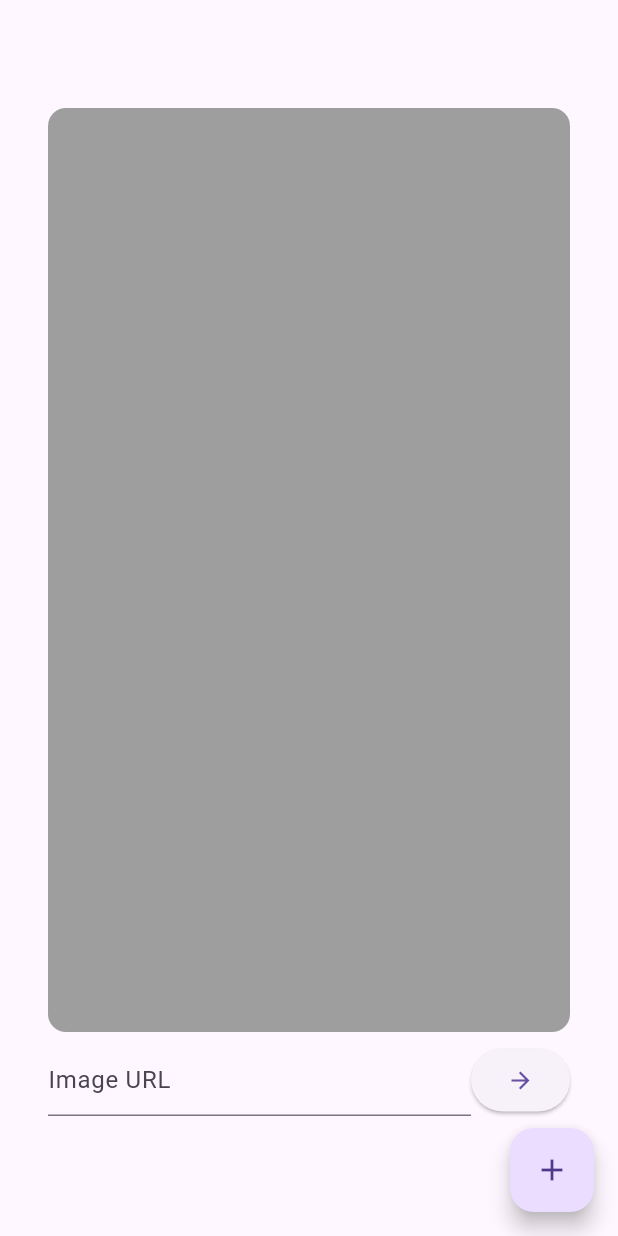
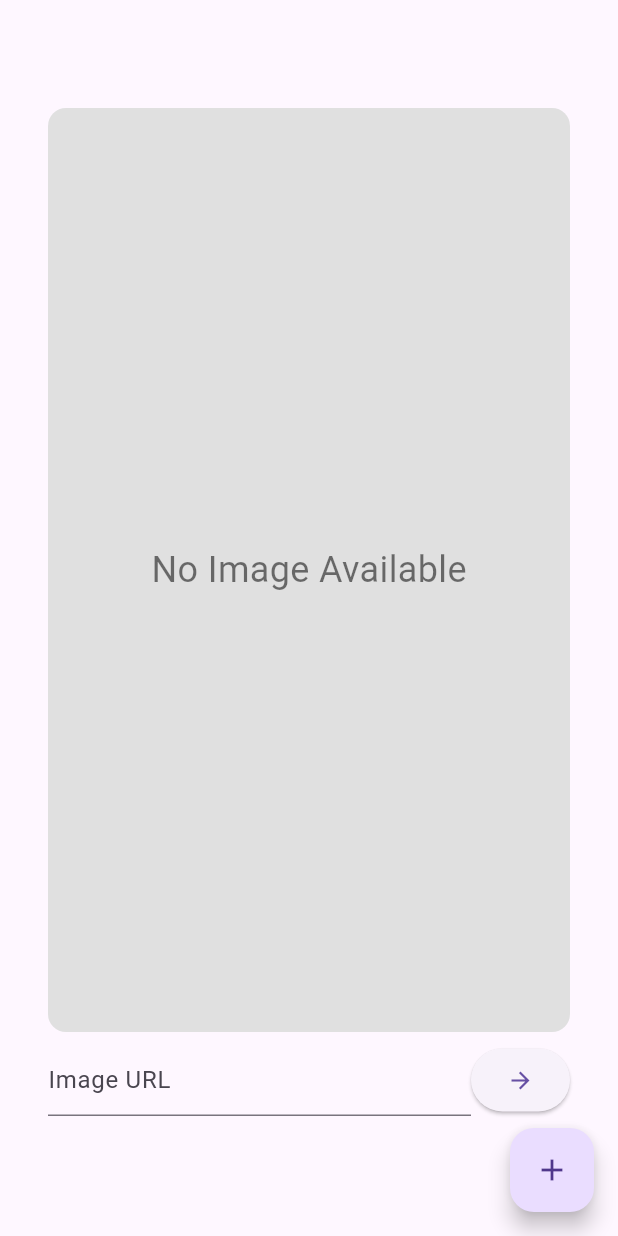
Before and after one commit to riteshsinha1234/technical-task, a Flutter app: the screen it shows after launch, after a tap on the "arrow forward" icon, on a phone screen of 412 x 824 dp. Run offline on Flutter 3.47's test engine with Material 3 defaults, Android fonts, the phone set to English and light mode, and no system bars; our stand-ins replace get.

Commit message:
impage added done

```diff
--- a/lib/home/home_view.dart
+++ b/lib/home/home_view.dart
@@ -1,7 +1,22 @@
 import 'package:flutter/material.dart';
 
-class HomeView extends StatelessWidget {
+class HomeView extends StatefulWidget {
   const HomeView({super.key});
+
+  @override
+  _HomeViewState createState() => _HomeViewState();
+}
+
+class _HomeViewState extends State<HomeView> {
+  String imageUrl = ''; // Initialize with an empty string
+  final TextEditingController _controller = TextEditingController();
+
+  void _updateImageUrl() {
+    setState(() {
+      imageUrl = _controller
+          .text; // Update the image URL with the text from the TextField
+    });
+  }
 
   @override
   Widget build(BuildContext context) {
@@ -13,28 +28,62 @@ class HomeView extends StatelessWidget {
           mainAxisSize: MainAxisSize.min,
           children: [
             Expanded(
-              child: AspectRatio(
-                aspectRatio: 1,
-                child: Container(
-                  decoration: BoxDecoration(
-                    color: Colors.grey,
-                    borderRadius: BorderRadius.circular(12),
-                  ),
-                ),
+              child: ClipRRect(
+                borderRadius: BorderRadius.circular(12),
+                child: imageUrl.isNotEmpty // Check if the imageUrl is not empty
+                    ? Image.network(
+                        imageUrl,
+                        width: 500,
+                        height: 300,
+                        fit: BoxFit.cover,
+                        loadingBuilder: (context, child, loadingProgress) {
+                          if (loadingProgress == null) return child;
+                          return const Center(
+                              child: CircularProgressIndicator());
+                        },
+                        errorBuilder: (context, error, stackTrace) {
+                          return Column(
+                            mainAxisAlignment: MainAxisAlignment.center,
+                            children: [
+                              const Icon(Icons.error, color: Colors.red),
+                              const SizedBox(height: 10),
+                              const Text(
+                                "Error: your link is not working",
+                                style:
+                                    TextStyle(fontSize: 24, color: Colors.red),
+                              ),
+                            ],
+                          );
+                        },
+                      )
+                    : Container(
+                        width: 500,
+                        height: 300,
+                        color: Colors
+                            .grey[300], // Background color for the container
+                        child: const Center(
+                          child: Text(
+                            'No Image Available',
+                            style:
+                                TextStyle(fontSize: 24, color: Colors.black54),
+                          ),
+                        ),
+                      ),
               ),
             ),
             const SizedBox(height: 8),
             Row(
               children: [
-                const Expanded(
+                Expanded(
                   child: TextField(
-                    decoration: InputDecoration(hintText: 'Image URL'),
+                    controller:
+                        _controller, // Set the controller for the TextField
+                    decoration: const InputDecoration(hintText: 'Image URL'),
                   ),
                 ),
                 ElevatedButton(
-                  onPressed: () {
-                    // Handle the button press logic here.
-                  },
+                  onPressed:
+                      _updateImageUrl, // Call the method to update the image URL
                   child: const Padding(
                     padding: EdgeInsets.fromLTRB(0, 12, 0, 12),
                     child: Icon(Icons.arrow_forward),
@@ -47,9 +96,7 @@ class HomeView extends StatelessWidget {
         ),
       ),
       floatingActionButton: FloatingActionButton(
-        onPressed: () {
-          // Handle the floating action button press logic here.
-        },
+        onPressed: () {},
         child: const Icon(Icons.add),
       ),
     );
```
